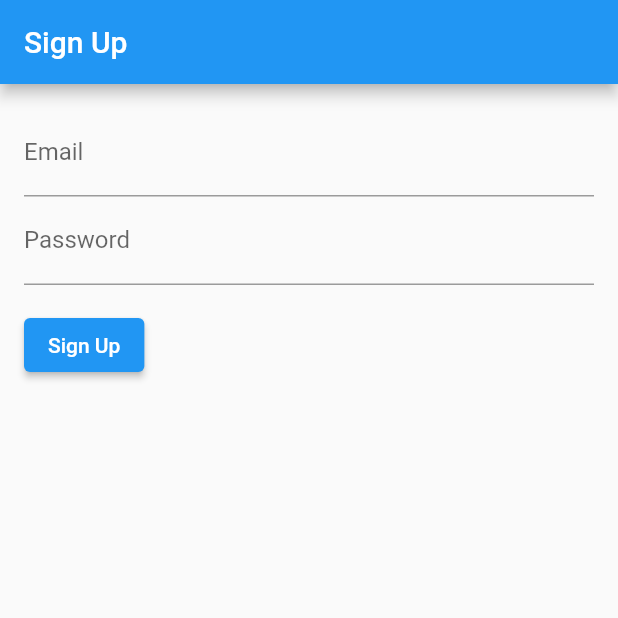
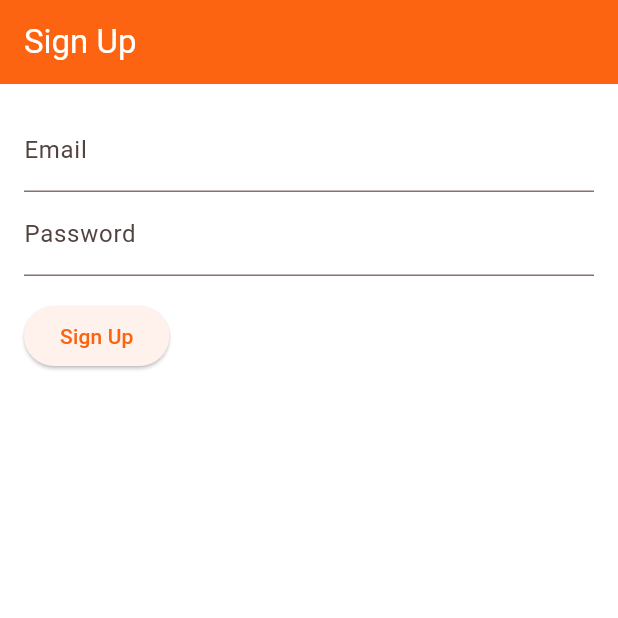
Before and after one commit to LeoLizc/f_parche, a Flutter app: the screen it shows after launch, on a phone screen of 412 x 824 dp, the top half of it. Run offline on Flutter 3.47's test engine with Material 2 defaults, Android fonts, the phone set to English and light mode, and no system bars; our stand-ins replace flex_color_scheme, get, loggy.

Commit message:
Add FlexColorScheme package for theming

```diff
--- a/lib/ui/app.dart
+++ b/lib/ui/app.dart
@@ -1,4 +1,5 @@
 import 'package:f_parche/ui/pages/auth/signup.dart';
+import 'package:flex_color_scheme/flex_color_scheme.dart';
 import 'package:flutter/material.dart';
 import 'package:get/get.dart';
 
@@ -12,9 +13,53 @@ class MyApp extends StatelessWidget {
     return GetMaterialApp(
       debugShowCheckedModeBanner: false,
       title: 'Firebase demo',
-      theme: ThemeData(
-        primarySwatch: Colors.blue,
+      // Made for FlexColorScheme version 7.0.5. Make sure you
+// use same or higher package version, but still same major version.
+// If you use a lower version, some properties may not be supported.
+// In that case remove them after copying this theme to your app.
+      theme: FlexThemeData.light(
+        colors: const FlexSchemeColor(
+          primary: Color(0xfffc6411),
+          primaryContainer: Color(0xfffeaa68),
+          secondary: Color(0xff2979ff),
+          secondaryContainer: Color(0xffe4eaff),
+          tertiary: Color(0xff2962ff),
+          tertiaryContainer: Color(0xffcbd6ff),
+          appBarColor: Color(0xffe4eaff),
+          error: Color(0xffb00020),
+        ),
+        surfaceMode: FlexSurfaceMode.levelSurfacesLowScaffold,
+        blendLevel: 7,
+        appBarStyle: FlexAppBarStyle.primary,
+        visualDensity: FlexColorScheme.comfortablePlatformDensity,
+        useMaterial3: true,
+        swapLegacyOnMaterial3: true,
+        // To use the playground font, add GoogleFonts package and uncomment
+        // fontFamily: GoogleFonts.notoSans().fontFamily,
       ),
+      darkTheme: FlexThemeData.dark(
+        colors: const FlexSchemeColor(
+          primary: Color(0xffffb300),
+          primaryContainer: Color(0xff00325b),
+          secondary: Color(0xff82b1ff),
+          secondaryContainer: Color(0xff3770cf),
+          tertiary: Color(0xff448aff),
+          tertiaryContainer: Color(0xff0b429c),
+          appBarColor: Color(0xff3770cf),
+          error: Color(0xffcf6679),
+        ),
+        surfaceMode: FlexSurfaceMode.levelSurfacesLowScaffold,
+        blendLevel: 13,
+        visualDensity: FlexColorScheme.comfortablePlatformDensity,
+        useMaterial3: true,
+        swapLegacyOnMaterial3: true,
+        // To use the Playground font, add GoogleFonts package and uncomment
+        // fontFamily: GoogleFonts.notoSans().fontFamily,
+      ),
+// If you do not have a themeMode switch, uncomment this line
+// to let the device system mode control the theme mode:
+// themeMode: ThemeMode.system,
+
       initialRoute: '/',
       getPages: [
         GetPage(name: '/', page: () => SignUpPage()),
```
